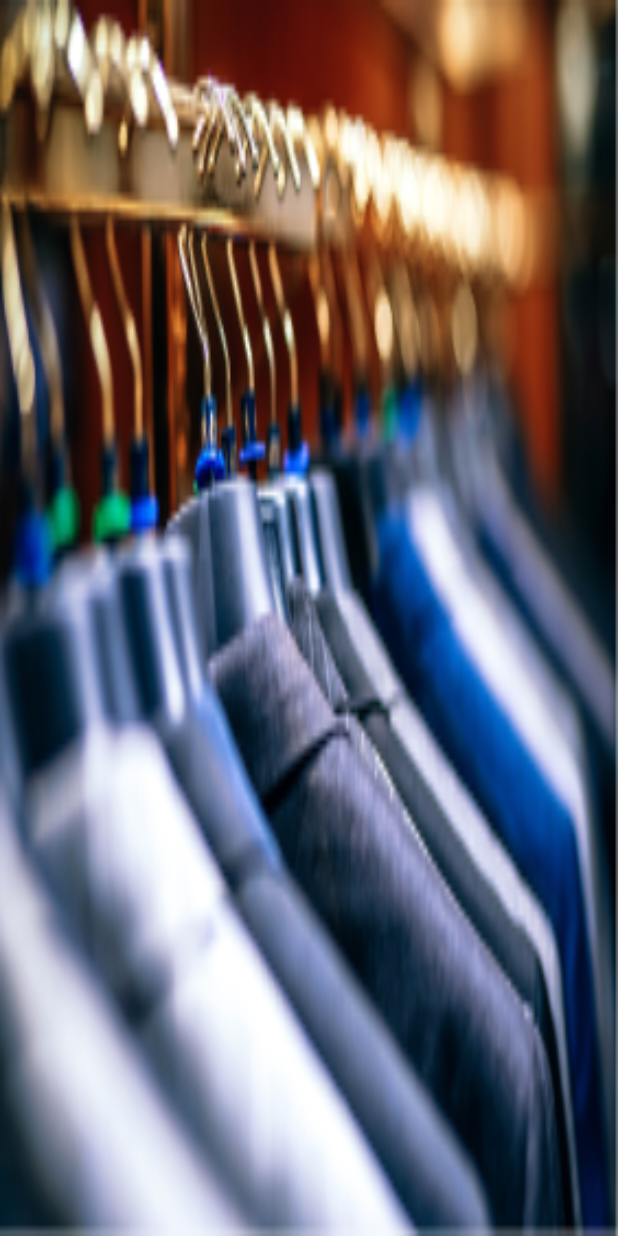
After one commit to tructran2359/spapp, an Android app: the fragment PartnerImageFragment shown on its own in the app's theme, on a phone screen of 412 x 824 dp. The commit adds this screen. Run offline under Robolectric (Android 15) with nearby library versions, the phone set to English and light mode, and no system bars.

Commit message:
VMLSINPOW-81 - Add ViewPager to show Partner 's images as pages

```diff
--- /dev/null
+++ b/SPApp/app/src/main/java/com/spgroup/spapp/presentation/fragment/BaseFragment.kt
@@ -0,0 +1,6 @@
+package com.spgroup.spapp.presentation.fragment
+
+import android.support.v4.app.Fragment
+
+open class BaseFragment: Fragment() {
+}
--- /dev/null
+++ b/SPApp/app/src/main/java/com/spgroup/spapp/presentation/fragment/PartnerImageFragment.kt
@@ -0,0 +1,53 @@
+package com.spgroup.spapp.presentation.fragment
+
+import android.os.Bundle
+import android.view.LayoutInflater
+import android.view.View
+import android.view.ViewGroup
+import com.spgroup.spapp.R
+import kotlinx.android.synthetic.main.fragment_partner_image.*
+
+class PartnerImageFragment: BaseFragment() {
+
+    companion object {
+        @JvmField val EXTRA_POSITION = "PartnerImageFragment.EXTRA_POSITION"
+
+        fun newInstance(position: Int): PartnerImageFragment {
+            val fragment = PartnerImageFragment()
+            val bundle = Bundle()
+            bundle.putInt(EXTRA_POSITION, position)
+            fragment.arguments = bundle
+            return fragment
+        }
+    }
+
+    ///////////////////////////////////////////////////////////////////////////
+    // Property
+    ///////////////////////////////////////////////////////////////////////////
+
+    var mPosition = 0
+
+    ///////////////////////////////////////////////////////////////////////////
+    // Override
+    ///////////////////////////////////////////////////////////////////////////
+
+    override fun onCreate(savedInstanceState: Bundle?) {
+        super.onCreate(savedInstanceState)
+        mPosition = arguments?.getInt(EXTRA_POSITION, 0) ?: 0
+    }
+
+    override fun onCreateView(inflater: LayoutInflater, container: ViewGroup?, savedInstanceState: Bundle?): View? {
+        return inflater.inflate(R.layout.fragment_partner_image, container, false)
+    }
+
+    override fun onViewCreated(view: View, savedInstanceState: Bundle?) {
+        super.onViewCreated(view, savedInstanceState)
+
+        when(mPosition) {
+            0 -> iv_content.setImageResource(R.drawable.laundry01)
+            1 -> iv_content.setImageResource(R.drawable.laundry02)
+            2 -> iv_content.setImageResource(R.drawable.laundry03)
+            3 -> iv_content.setImageResource(R.drawable.laundry04)
+        }
+    }
+}
--- a/SPApp/app/src/main/res/layout/activity_partner_details.xml
+++ b/SPApp/app/src/main/res/layout/activity_partner_details.xml
@@ -17,12 +17,10 @@
         android:background="@color/color_ui03"
         >
 
-        <ImageView
-            android:id="@+id/iv_image"
+        <android.support.v4.view.ViewPager
+            android:id="@+id/pager_images"
             android:layout_width="match_parent"
             android:layout_height="match_parent"
-            android:src="@drawable/laundry01"
-            android:scaleType="centerCrop"
             />
 
         <ImageView
--- /dev/null
+++ b/SPApp/app/src/main/res/layout/fragment_partner_image.xml
@@ -0,0 +1,15 @@
+<?xml version="1.0" encoding="utf-8"?>
+<FrameLayout
+    xmlns:android="http://schemas.android.com/apk/res/android"
+    android:layout_width="match_parent"
+    android:layout_height="match_parent"
+    >
+
+    <ImageView
+        android:id="@+id/iv_content"
+        android:layout_width="match_parent"
+        android:layout_height="match_parent"
+        android:scaleType="fitXY"
+        />
+
+</FrameLayout>
```
Also changed, not shown: SPApp/app/src/main/java/com/spgroup/spapp/presentation/activity/PartnerDetailsActivity.kt (+13 -11 lines), SPApp/app/src/main/java/com/spgroup/spapp/presentation/adapter/PartnerImagesAdapter.kt (added, +22 -0 lines), SPApp/app/src/main/java/com/spgroup/spapp/util/ConstUtils.kt (added, +8 -0 lines), SPApp/app/src/main/res/drawable-mdpi/laundry02.png (added), SPApp/app/src/main/res/drawable-mdpi/laundry03.png (added), SPApp/app/src/main/res/drawable-mdpi/laundry04.png (added), SPApp/app/src/main/res/drawable-xhdpi/laundry02.png (added), SPApp/app/src/main/res/drawable-xhdpi/laundry03.png (added), SPApp/app/src/main/res/drawable-xhdpi/laundry04.png (added), SPApp/app/src/main/res/drawable-xxhdpi/laundry02.png (added), SPApp/app/src/main/res/drawable-xxhdpi/laundry03.png (added), SPApp/app/src/main/res/drawable-xxhdpi/laundry04.png (added).
